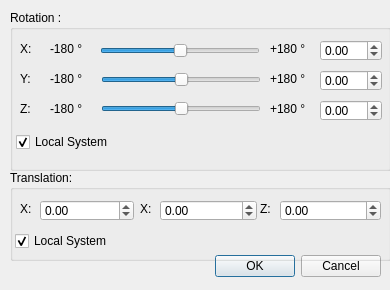
Old version of the form src/qglviewer/ui/TransformationDialogUI.ui in the repository uos/lvr2.
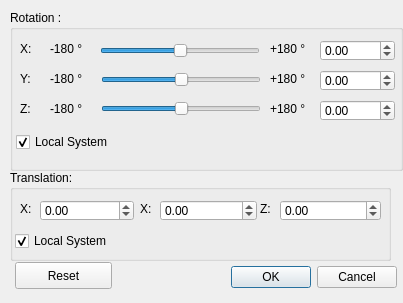
New version of the form.

Commit message: Rotation transformation is working

The edit to the form file:
```diff
--- a/src/qglviewer/ui/TransformationDialogUI.ui
+++ b/src/qglviewer/ui/TransformationDialogUI.ui
@@ -6,8 +6,8 @@
    <rect>
     <x>0</x>
     <y>0</y>
-    <width>390</width>
-    <height>290</height>
+    <width>403</width>
+    <height>303</height>
    </rect>
   </property>
   <property name="windowTitle">
@@ -16,8 +16,8 @@
   <widget class="QDialogButtonBox" name="buttonBox">
    <property name="geometry">
     <rect>
-     <x>190</x>
-     <y>250</y>
+     <x>206</x>
+     <y>261</y>
      <width>191</width>
      <height>32</height>
     </rect>
@@ -34,7 +34,7 @@
     <rect>
      <x>10</x>
      <y>10</y>
-     <width>381</width>
+     <width>393</width>
      <height>161</height>
     </rect>
    </property>
@@ -125,7 +125,7 @@
      <rect>
       <x>310</x>
       <y>30</y>
-      <width>62</width>
+      <width>75</width>
       <height>21</height>
      </rect>
     </property>
@@ -170,7 +170,7 @@
      <rect>
       <x>310</x>
       <y>60</y>
-      <width>62</width>
+      <width>75</width>
       <height>21</height>
      </rect>
     </property>
@@ -249,7 +249,7 @@
      <rect>
       <x>310</x>
       <y>90</y>
-      <width>62</width>
+      <width>75</width>
       <height>21</height>
      </rect>
     </property>
@@ -465,6 +465,19 @@
     </property>
    </widget>
   </widget>
+  <widget class="QPushButton" name="buttonReset">
+   <property name="geometry">
+    <rect>
+     <x>15</x>
+     <y>262</y>
+     <width>97</width>
+     <height>27</height>
+    </rect>
+   </property>
+   <property name="text">
+    <string>Reset</string>
+   </property>
+  </widget>
  </widget>
  <resources/>
  <connections>
```
Left out of the diff: 16 changed lines with no effect on the pictures. The commit also changes 5 other files.
